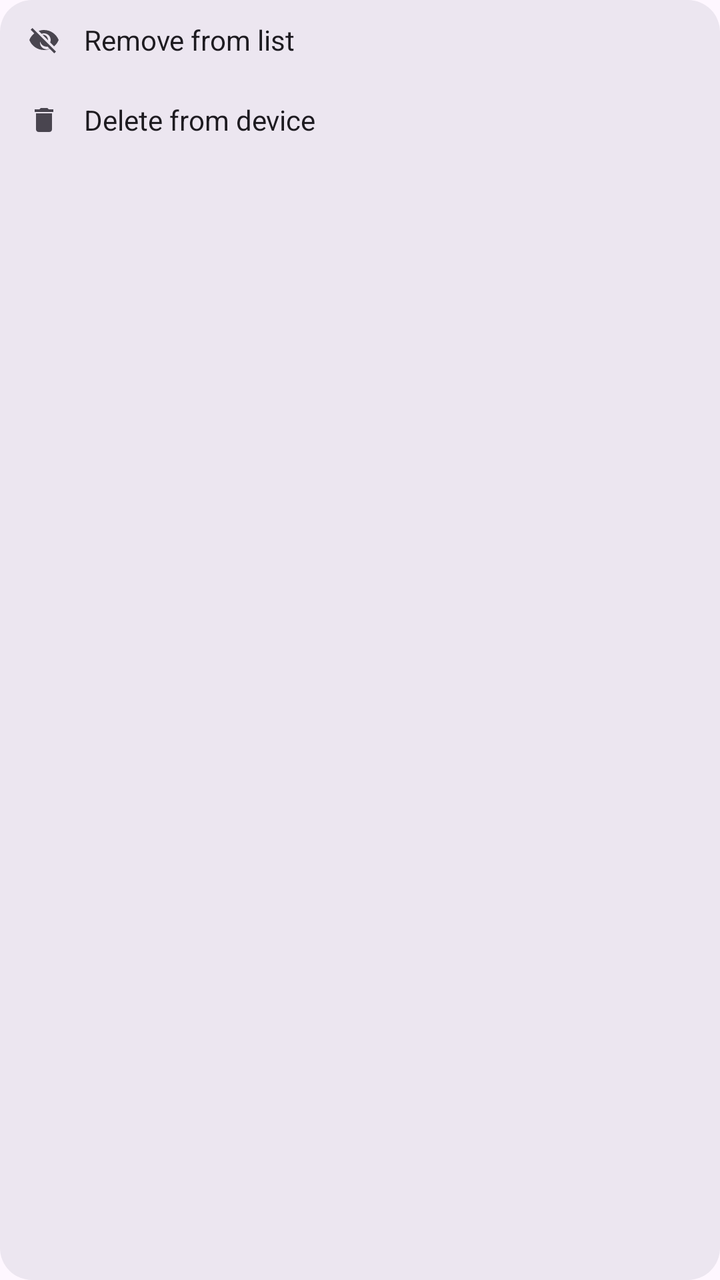
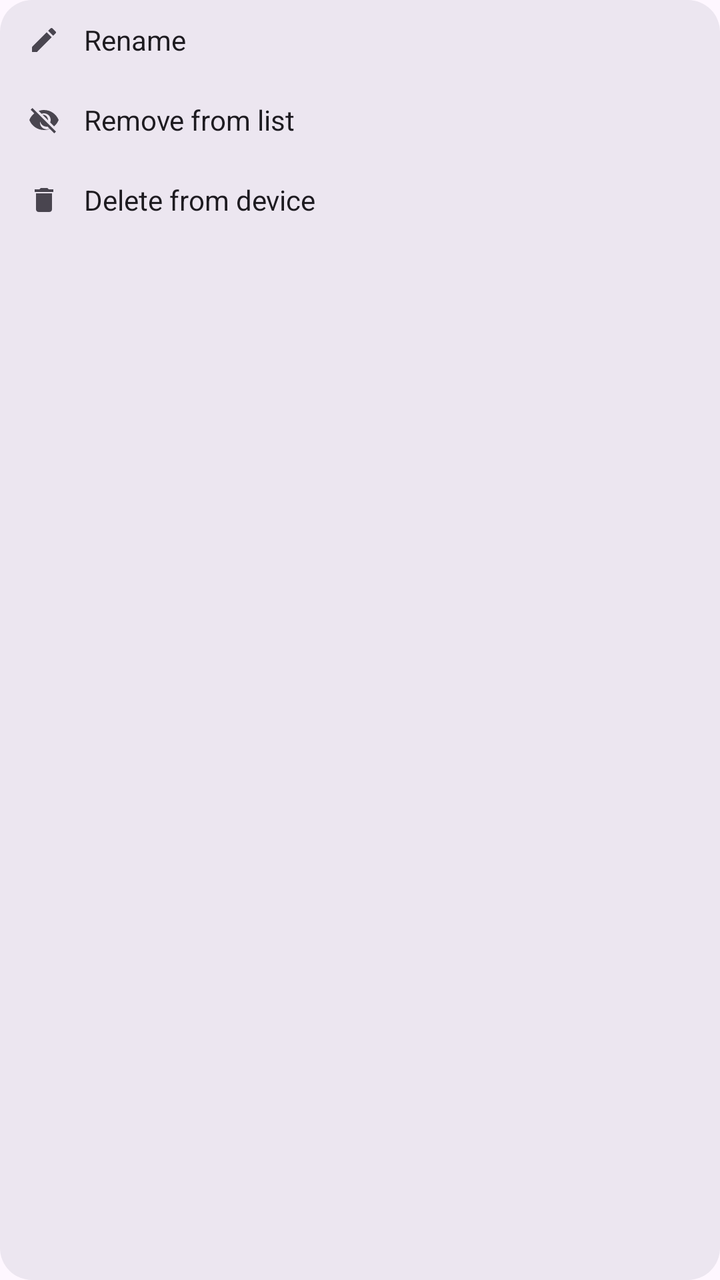

Two renders of the same Android screen: before a commit and after it. Below are the layout's source before the change and the commit's diff.
<!-- AndroidManifest.xml: application theme AppTheme -->
<!-- res/layout/game_context_popup.xml -->
<?xml version="1.0" encoding="utf-8"?>
<LinearLayout xmlns:android="http://schemas.android.com/apk/res/android"
    xmlns:app="http://schemas.android.com/apk/res-auto"
    android:orientation="vertical"
    android:layout_width="wrap_content"
    android:layout_height="wrap_content"
    android:background="@drawable/bg_game_context">

    
    <LinearLayout
        android:id="@+id/ctx_hide_row"
        android:orientation="horizontal"
        android:layout_width="match_parent"
        android:layout_height="40dp"
        android:paddingStart="14dp"
        android:paddingEnd="20dp"
        android:gravity="center_vertical"
        android:background="?attr/selectableItemBackground"
        android:clickable="true"
        android:focusable="true">

        <ImageView
            android:layout_width="16dp"
            android:layout_height="16dp"
            android:importantForAccessibility="no"
            android:src="@drawable/ic_ctx_hide"
            app:tint="?attr/colorOnSurfaceVariant"/>

        <TextView
            android:layout_width="wrap_content"
            android:layout_height="wrap_content"
            android:layout_marginStart="12dp"
            android:text="@string/ctx_hide"
            android:textSize="14sp"
            android:textColor="?attr/colorOnSurface"/>

    </LinearLayout>

    
    <LinearLayout
        android:id="@+id/ctx_delete_row"
        android:orientation="horizontal"
        android:layout_width="match_parent"
        android:layout_height="40dp"
        android:paddingStart="14dp"
        android:paddingEnd="20dp"
        android:gravity="center_vertical"
        android:background="?attr/selectableItemBackground"
        android:clickable="true"
        android:focusable="true">

        <ImageView
            android:layout_width="16dp"
            android:layout_height="16dp"
            android:importantForAccessibility="no"
            android:src="@drawable/ic_ctx_delete"
            app:tint="?attr/colorOnSurfaceVariant"/>

        <TextView
            android:layout_width="wrap_content"
            android:layout_height="wrap_content"
            android:layout_marginStart="12dp"
            android:text="@string/ctx_delete"
            android:textSize="14sp"
            android:textColor="?attr/colorOnSurface"/>

    </LinearLayout>

</LinearLayout>
<!-- resources referenced by this layout -->
<resources>
  <!-- drawable bg_game_context (drawable) -->
  <?xml version="1.0" encoding="utf-8"?>
  <shape xmlns:android="http://schemas.android.com/apk/res/android"
      android:shape="rectangle">
      <solid android:color="?attr/colorSurfaceContainerHigh"/>
      <corners android:radius="16dp"/>
  </shape>
  <!-- drawable ic_ctx_delete (drawable) -->
  <?xml version="1.0" encoding="utf-8"?>
  <vector xmlns:android="http://schemas.android.com/apk/res/android"
      android:width="24dp"
      android:height="24dp"
      android:viewportWidth="24"
      android:viewportHeight="24">
      <path
          android:fillColor="#FF000000"
          android:pathData="M6,19c0,1.1 0.9,2 2,2h8c1.1,0 2,-0.9 2,-2V7H6v12zM19,4h-3.5l-1,-1h-5l-1,1H5v2h14V4z"/>
  </vector>
  <!-- drawable ic_ctx_hide (drawable) -->
  <?xml version="1.0" encoding="utf-8"?>
  <vector xmlns:android="http://schemas.android.com/apk/res/android"
      android:width="24dp"
      android:height="24dp"
      android:viewportWidth="24"
      android:viewportHeight="24">
      <path
          android:fillColor="#FF000000"
          android:pathData="M12,7c2.76,0 5,2.24 5,5 0,0.65 -0.13,1.26 -0.36,1.83l2.92,2.92c1.51,-1.26 2.7,-2.89 3.43,-4.75 -1.73,-4.39 -6,-7.5 -11,-7.5 -1.4,0 -2.74,0.25 -3.98,0.7l2.16,2.16C10.74,7.13 11.35,7 12,7zM2,4.27l2.28,2.28 0.46,0.46C3.08,8.3 1.78,10.02 1,12c1.73,4.39 6,7.5 11,7.5 1.55,0 3.03,-0.3 4.38,-0.84l0.42,0.42L19.73,22 21,20.73 3.27,3 2,4.27zM7.53,9.8l1.55,1.55c-0.05,0.21 -0.08,0.43 -0.08,0.65 0,2.76 2.24,5 5,5 0.23,0 0.44,-0.03 0.65,-0.08l1.55,1.55c-0.67,0.33 -1.41,0.53 -2.2,0.53 -2.76,0 -5,-2.24 -5,-5 0,-0.79 0.2,-1.53 0.53,-2.2zM11.84,9.02l3.15,3.15 0.02,-0.16c0,-2.21 -1.79,-4 -4,-4l0.83,1.01z"/>
  </vector>
  <string name="ctx_delete">Delete from device</string>
  <string name="ctx_hide">Remove from list</string>
  <style name="AppTheme" parent="AppBaseTheme" />
  <style name="AppBaseTheme" parent="Theme.Material3.DayNight.NoActionBar">
          
          <item name="colorPrimary">@color/ikura_primary</item>
          <item name="colorOnPrimary">@color/ikura_on_primary</item>
          <item name="colorPrimaryContainer">@color/ikura_primary_container</item>
          <item name="colorOnPrimaryContainer">@color/ikura_on_primary_container</item>
      </style>
  <color name="ikura_primary">#B02F00</color>
  <color name="ikura_on_primary">#FFFFFF</color>
  <color name="ikura_primary_container">#FFDBCC</color>
  <color name="ikura_on_primary_container">#3A0D00</color>
</resources>

<!-- the commit's change to res/layout/game_context_popup.xml (unified diff, before → after) -->
@@ -5,6 +5,36 @@
     android:layout_width="wrap_content"
     android:layout_height="wrap_content"
     android:background="@drawable/bg_game_context">
+
+    
+    <LinearLayout
+        android:id="@+id/ctx_rename_row"
+        android:orientation="horizontal"
+        android:layout_width="match_parent"
+        android:layout_height="40dp"
+        android:paddingStart="14dp"
+        android:paddingEnd="20dp"
+        android:gravity="center_vertical"
+        android:background="?attr/selectableItemBackground"
+        android:clickable="true"
+        android:focusable="true">
+
+        <ImageView
+            android:layout_width="16dp"
+            android:layout_height="16dp"
+            android:importantForAccessibility="no"
+            android:src="@drawable/ic_ctx_rename"
+            app:tint="?attr/colorOnSurfaceVariant"/>
+
+        <TextView
+            android:layout_width="wrap_content"
+            android:layout_height="wrap_content"
+            android:layout_marginStart="12dp"
+            android:text="@string/ctx_rename"
+            android:textSize="14sp"
+            android:textColor="?attr/colorOnSurface"/>
+
+    </LinearLayout>
 
     
     <LinearLayout
<!-- resource entries referenced after the edit -->
@@ -29,8 +29,20 @@
           android:fillColor="#FF000000"
           android:pathData="M12,7c2.76,0 5,2.24 5,5 0,0.65 -0.13,1.26 -0.36,1.83l2.92,2.92c1.51,-1.26 2.7,-2.89 3.43,-4.75 -1.73,-4.39 -6,-7.5 -11,-7.5 -1.4,0 -2.74,0.25 -3.98,0.7l2.16,2.16C10.74,7.13 11.35,7 12,7zM2,4.27l2.28,2.28 0.46,0.46C3.08,8.3 1.78,10.02 1,12c1.73,4.39 6,7.5 11,7.5 1.55,0 3.03,-0.3 4.38,-0.84l0.42,0.42L19.73,22 21,20.73 3.27,3 2,4.27zM7.53,9.8l1.55,1.55c-0.05,0.21 -0.08,0.43 -0.08,0.65 0,2.76 2.24,5 5,5 0.23,0 0.44,-0.03 0.65,-0.08l1.55,1.55c-0.67,0.33 -1.41,0.53 -2.2,0.53 -2.76,0 -5,-2.24 -5,-5 0,-0.79 0.2,-1.53 0.53,-2.2zM11.84,9.02l3.15,3.15 0.02,-0.16c0,-2.21 -1.79,-4 -4,-4l0.83,1.01z"/>
   </vector>
+  <!-- drawable ic_ctx_rename (drawable) -->
+  <?xml version="1.0" encoding="utf-8"?>
+  <vector xmlns:android="http://schemas.android.com/apk/res/android"
+      android:width="24dp"
+      android:height="24dp"
+      android:viewportWidth="24"
+      android:viewportHeight="24">
+      <path
+          android:fillColor="#FF000000"
+          android:pathData="M3,17.25V21h3.75L17.81,9.94l-3.75,-3.75L3,17.25zM20.71,7.04c0.39,-0.39 0.39,-1.02 0,-1.41l-2.34,-2.34c-0.39,-0.39 -1.02,-0.39 -1.41,0l-1.83,1.83 3.75,3.75 1.83,-1.83z"/>
+  </vector>
   <string name="ctx_delete">Delete from device</string>
   <string name="ctx_hide">Remove from list</string>
+  <string name="ctx_rename">Rename</string>
   <style name="AppTheme" parent="AppBaseTheme" />
   <style name="AppBaseTheme" parent="Theme.Material3.DayNight.NoActionBar">
           
